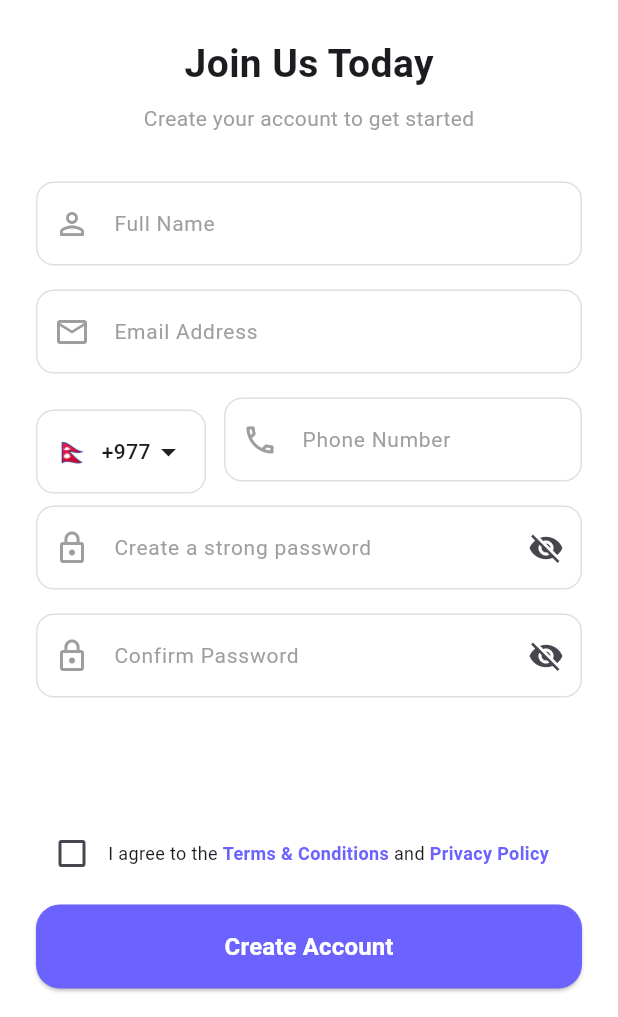
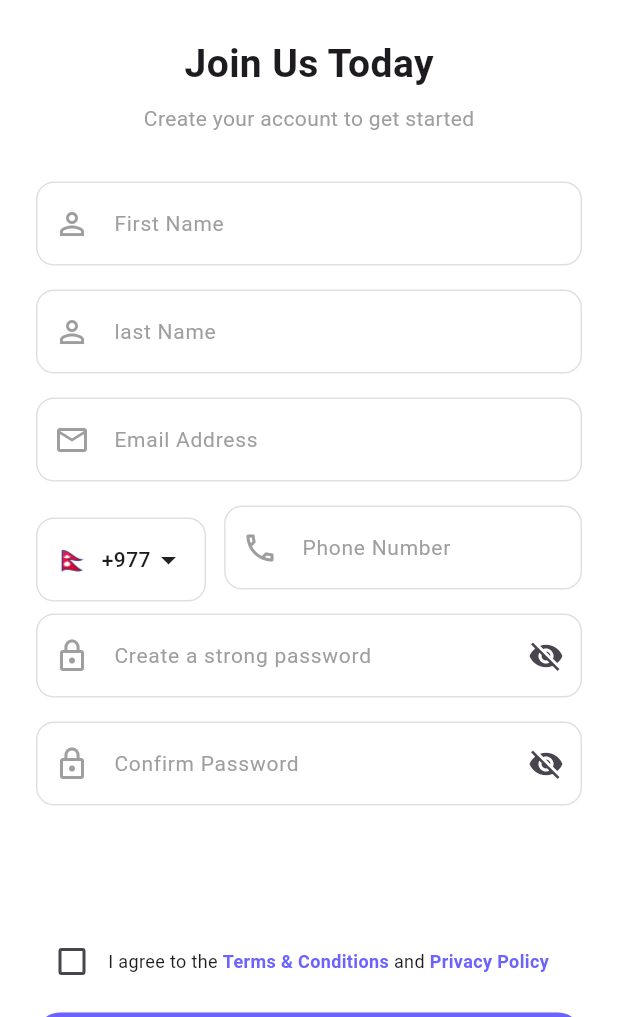
Before and after one commit to Rabin935/pairup, a Flutter app: the SignupScreen screen opened directly, on a phone screen of 412 x 824 dp, the part 219-1236 px from its top. Run offline on Flutter 3.47's test engine with Material 3 defaults, Android fonts, the light colour scheme and no system bars; our stand-ins replace connectivity_plus, dartz, dio, equatable, flutter_riverpod, flutter_secure_storage and 3 more; missing offline and left inert: dio_smart_retry; accounts and stored records are empty.

```diff
--- a/lib/core/services/hive/hive_service.dart
+++ b/lib/core/services/hive/hive_service.dart
@@ -32,7 +32,7 @@ class HiveService {
   }
 
   Future<void> _openBoxes() async {
-    await Hive.openBox<AuthHiveModel>(HiveTableConstant.userTable);
+    var box = await Hive.openBox<AuthHiveModel>(HiveTableConstant.userTable);
   }
 
   Future<void> close() async {
--- a/lib/core/services/storage/user_session_service.dart
+++ b/lib/core/services/storage/user_session_service.dart
@@ -65,7 +65,7 @@ class UserSessionService {
   }
 
   // Get current user full name
-  String? getCurrentUserFullName() {
+  String? getCurrentUserFirstName() {
     return _prefs.getString(_keyUserFirstName);
   }
 
--- a/lib/features/auth/presentation/pages/signup_screen.dart
+++ b/lib/features/auth/presentation/pages/signup_screen.dart
@@ -22,7 +22,8 @@ class _SignupScreenState extends ConsumerState<SignupScreen> {
   final _formKey = GlobalKey<FormState>();
 
   // Controllers
-  final TextEditingController _nameController = TextEditingController();
+  final TextEditingController _firstnameController = TextEditingController();
+  final TextEditingController _lastnameController = TextEditingController();
   final TextEditingController _emailController = TextEditingController();
   final TextEditingController _phoneController = TextEditingController();
   final TextEditingController _passController = TextEditingController();
@@ -43,7 +44,8 @@ class _SignupScreenState extends ConsumerState<SignupScreen> {
 
   @override
   void dispose() {
-    _nameController.dispose();
+    _firstnameController.dispose();
+    _lastnameController.dispose();
     _emailController.dispose();
     _phoneController.dispose();
     _passController.dispose();
@@ -62,7 +64,8 @@ class _SignupScreenState extends ConsumerState<SignupScreen> {
 
     if (!_formKey.currentState!.validate()) return;
 
-    final name = _nameController.text.trim();
+    final firstname = _firstnameController.text.trim();
+    final lastname = _lastnameController.text.trim();
     final email = _emailController.text.trim();
     final phone = '$_selectedCountryCode${_phoneController.text.trim()}';
     final password = _passController.text.trim();
@@ -74,7 +77,8 @@ class _SignupScreenState extends ConsumerState<SignupScreen> {
       final response = await apiClient.post(
         ApiEndpoints.userRegister,
         data: {
-          'fullName': name,
+          'firstname': firstname,
+          'lastname': lastname,
           'email': email,
           'password': password,
           'confirmPassword': confirmPassword,
@@ -141,9 +145,15 @@ class _SignupScreenState extends ConsumerState<SignupScreen> {
 
               // 3. Full Name Field
               _buildTextField(
-                hint: "Full Name",
+                hint: "First Name",
                 icon: Icons.person_outline,
-                controller: _nameController,
+                controller: _firstnameController,
+              ),
+
+              _buildTextField(
+                hint: "last Name",
+                icon: Icons.person_outline,
+                controller: _lastnameController,
               ),
 
               // 4. Email Field
--- a/lib/features/auth/presentation/view_model/auth_viewmodel.dart
+++ b/lib/features/auth/presentation/view_model/auth_viewmodel.dart
@@ -25,7 +25,8 @@ class AuthViewModel extends Notifier<AuthState> {
   }
 
   Future<void> register({
-    required String fullName,
+    required String firstname,
+    required String lastname,
     required String email,
     String? username,
     required String password,
@@ -38,7 +39,8 @@ class AuthViewModel extends Notifier<AuthState> {
 
     final result = await _registerUsecase(
       RegisterUsecaseParams(
-        name: fullName,
+        firstname: firstname,
+        lastname: lastname,
         email: email,
         password: password,
         age: 0,
```
Also changed, not shown: lib/core/api/api_endpoint.dart (+8 -4 lines), lib/features/auth/domain/usecases/register_usecase.dart (+16 -6 lines), 1 other file.
